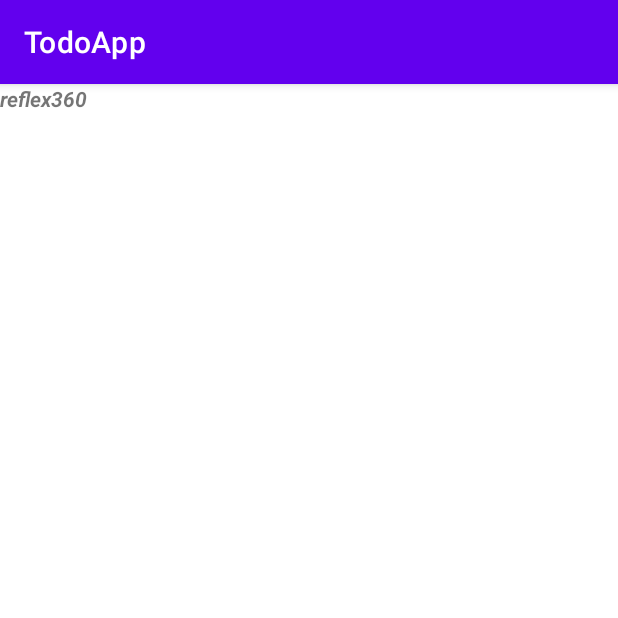
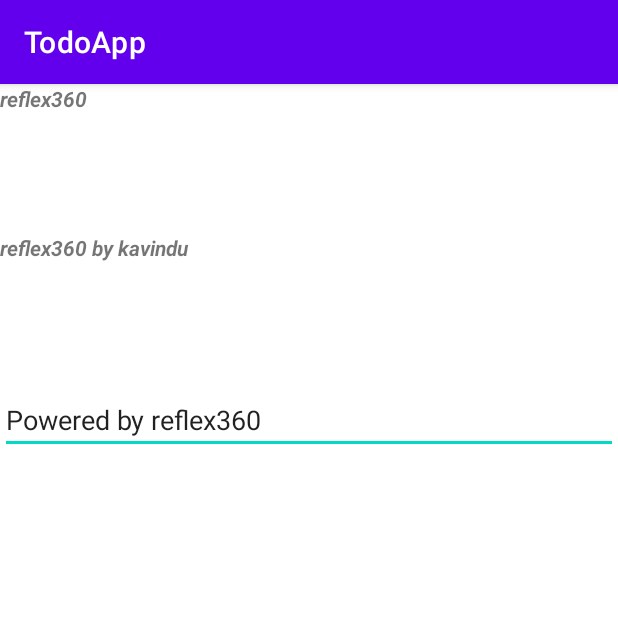
Before and after one commit to reflex360/todoApp, an Android app: the screen it shows after launch (MainActivity), on a phone screen of 412 x 824 dp, the top half of it. Run offline under Robolectric (Android 15) with nearby library versions, the phone set to English and light mode, and no system bars.

Commit message:
plain text added by kavindu

```diff
--- a/app/src/main/res/layout/activity_main.xml
+++ b/app/src/main/res/layout/activity_main.xml
@@ -9,10 +9,23 @@
 
     <TextView
         android:layout_width="match_parent"
-        android:layout_height="match_parent"
+        android:layout_height="99dp"
         android:text="reflex360"
-        android:textStyle="italic|bold"/>
+        android:textStyle="italic|bold" />
 
+    <TextView
+        android:layout_width="match_parent"
+        android:layout_height="102dp"
+        android:text="reflex360 by kavindu"
+        android:textStyle="italic|bold" />
+
+    <EditText
+        android:id="@+id/editTextTextPersonName2"
+        android:layout_width="match_parent"
+        android:layout_height="wrap_content"
+        android:ems="10"
+        android:inputType="textPersonName"
+        android:text="Powered by reflex360" />
 
 
 </LinearLayout>
```
